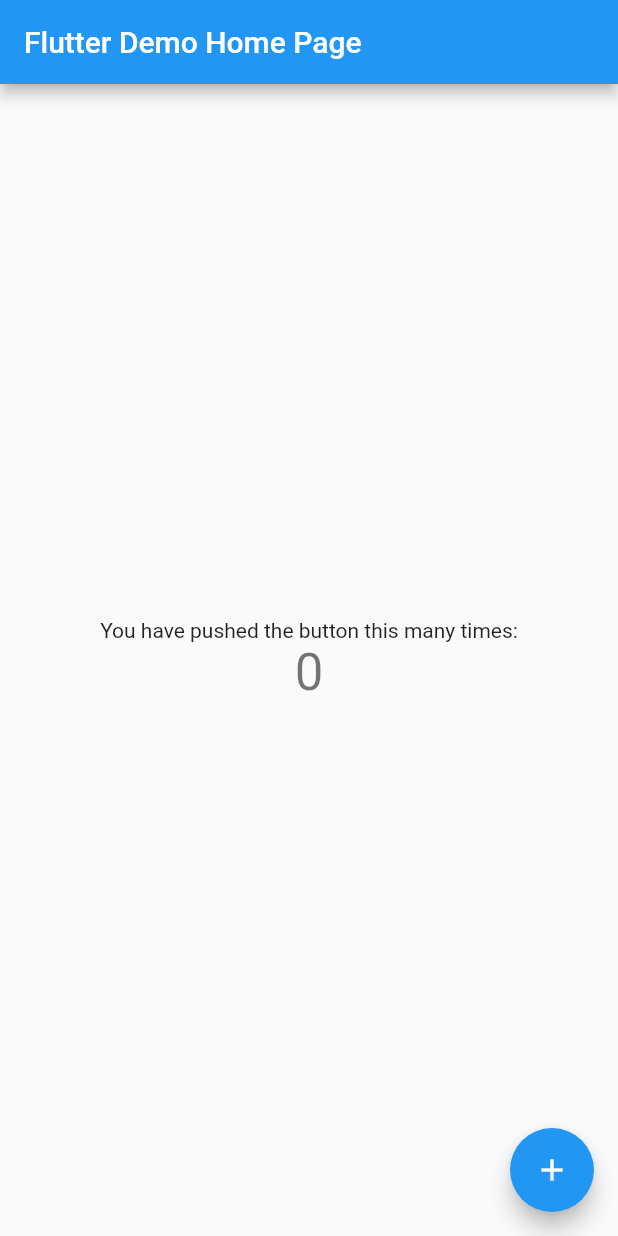
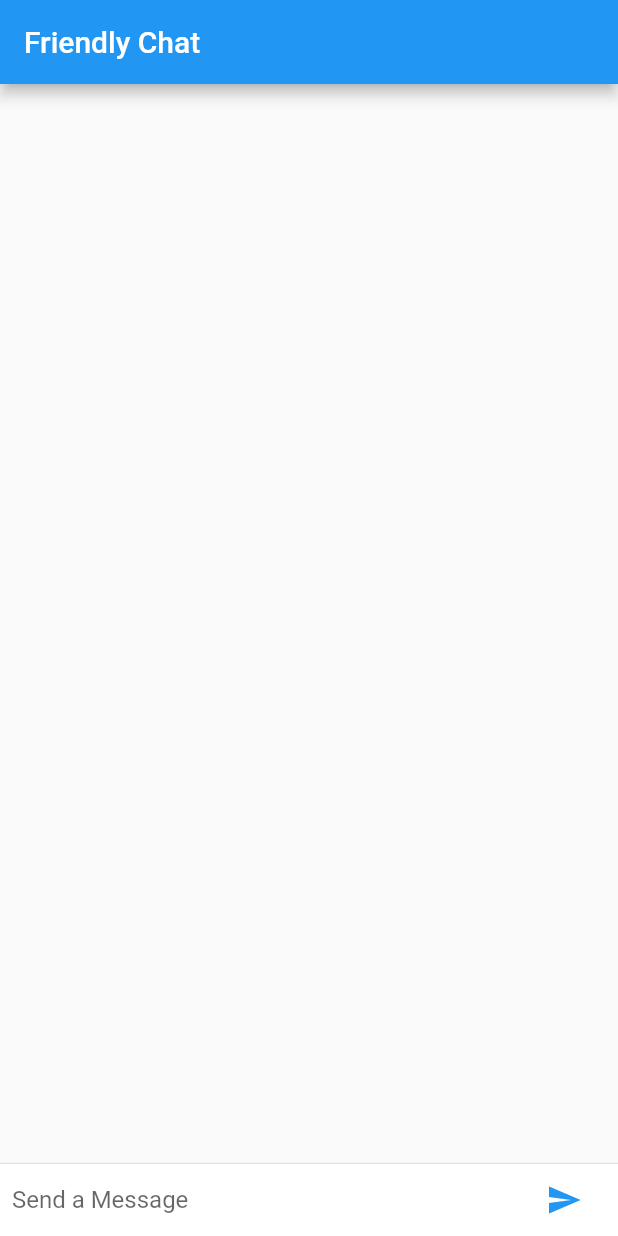
Before and after one commit to dca123/chatAppTutorial, a Flutter app: the screen it shows after launch, on a phone screen of 412 x 824 dp. Run offline on Flutter 3.47's test engine with Material 2 defaults, Android fonts, the phone set to English and light mode, and no system bars.

Commit message:
added animations

```diff
--- a/lib/main.dart
+++ b/lib/main.dart
@@ -1,113 +1,130 @@
 import 'package:flutter/material.dart';
 
-void main() {
-  runApp(MyApp());
+void main() => runApp(FriendlyChatApp());
+String _name = 'Charlie Day';
+
+class FriendlyChatApp extends StatelessWidget {
+  const FriendlyChatApp({
+    Key? key,
+  }) : super(key: key);
+
+  @override
+  Widget build(BuildContext context) {
+    return MaterialApp(title: 'FriendlyChat', home: ChatScreen());
+  }
 }
 
-class MyApp extends StatelessWidget {
-  // This widget is the root of your application.
+class ChatMessage extends StatelessWidget {
+  ChatMessage({required this.text, required this.animationController});
+  final String text;
+  final AnimationController animationController;
   @override
   Widget build(BuildContext context) {
-    return MaterialApp(
-      title: 'Flutter Demo',
-      theme: ThemeData(
-        // This is the theme of your application.
-        //
-        // Try running your application with "flutter run". You'll see the
-        // application has a blue toolbar. Then, without quitting the app, try
-        // changing the primarySwatch below to Colors.green and then invoke
-        // "hot reload" (press "r" in the console where you ran "flutter run",
-        // or simply save your changes to "hot reload" in a Flutter IDE).
-        // Notice that the counter didn't reset back to zero; the application
-        // is not restarted.
-        primarySwatch: Colors.blue,
-      ),
-      home: MyHomePage(title: 'Flutter Demo Home Page'),
+    return SizeTransition(
+      sizeFactor:
+          CurvedAnimation(parent: animationController, curve: Curves.easeInOutBack),
+      axisAlignment: 0.0,
+      child: Container(
+          margin: EdgeInsets.symmetric(vertical: 10.0),
+          child: Row(
+            crossAxisAlignment: CrossAxisAlignment.start,
+            children: [
+              Container(
+                margin: EdgeInsets.only(right: 16.0),
+                child: CircleAvatar(child: Text(_name[0])),
+              ),
+              Column(
+                crossAxisAlignment: CrossAxisAlignment.start,
+                children: [
+                  Text(_name, style: Theme.of(context).textTheme.headline4),
+                  Container(
+                      margin: EdgeInsets.only(top: 5.0), child: Text(text))
+                ],
+              )
+            ],
+          )),
     );
   }
 }
 
-class MyHomePage extends StatefulWidget {
-  MyHomePage({Key key, this.title}) : super(key: key);
-
-  // This widget is the home page of your application. It is stateful, meaning
-  // that it has a State object (defined below) that contains fields that affect
-  // how it looks.
-
-  // This class is the configuration for the state. It holds the values (in this
-  // case the title) provided by the parent (in this case the App widget) and
-  // used by the build method of the State. Fields in a Widget subclass are
-  // always marked "final".
-
-  final String title;
-
+class ChatScreen extends StatefulWidget {
   @override
-  _MyHomePageState createState() => _MyHomePageState();
+  _ChatScreenState createState() => _ChatScreenState();
 }
 
-class _MyHomePageState extends State<MyHomePage> {
-  int _counter = 0;
-
-  void _incrementCounter() {
+class _ChatScreenState extends State<ChatScreen> with TickerProviderStateMixin {
+  final List<ChatMessage> _messages = [];
+  final _textController = TextEditingController();
+  final FocusNode _focusNode = FocusNode();
+  void _handleSubmitted(String text) {
+    _textController.clear();
+    ChatMessage message = ChatMessage(
+        text: text,
+        animationController: AnimationController(
+          duration: const Duration(milliseconds: 700),
+          vsync: this,
+        ));
     setState(() {
-      // This call to setState tells the Flutter framework that something has
-      // changed in this State, which causes it to rerun the build method below
-      // so that the display can reflect the updated values. If we changed
-      // _counter without calling setState(), then the build method would not be
-      // called again, and so nothing would appear to happen.
-      _counter++;
+      _messages.insert(0, message);
     });
+    _focusNode.requestFocus();
+    message.animationController.forward();
+  }
+  @override
+  void dispose(){
+    for (var message in _messages){
+      message.animationController.dispose();
+    }
+    super.dispose();
   }
 
   @override
   Widget build(BuildContext context) {
-    // This method is rerun every time setState is called, for instance as done
-    // by the _incrementCounter method above.
-    //
-    // The Flutter framework has been optimized to make rerunning build methods
-    // fast, so that you can just rebuild anything that needs updating rather
-    // than having to individually change instances of widgets.
     return Scaffold(
-      appBar: AppBar(
-        // Here we take the value from the MyHomePage object that was created by
-        // the App.build method, and use it to set our appbar title.
-        title: Text(widget.title),
-      ),
-      body: Center(
-        // Center is a layout widget. It takes a single child and positions it
-        // in the middle of the parent.
-        child: Column(
-          // Column is also a layout widget. It takes a list of children and
-          // arranges them vertically. By default, it sizes itself to fit its
-          // children horizontally, and tries to be as tall as its parent.
-          //
-          // Invoke "debug painting" (press "p" in the console, choose the
-          // "Toggle Debug Paint" action from the Flutter Inspector in Android
-          // Studio, or the "Toggle Debug Paint" command in Visual Studio Code)
-          // to see the wireframe for each widget.
-          //
-          // Column has various properties to control how it sizes itself and
-          // how it positions its children. Here we use mainAxisAlignment to
-          // center the children vertically; the main axis here is the vertical
-          // axis because Columns are vertical (the cross axis would be
-          // horizontal).
-          mainAxisAlignment: MainAxisAlignment.center,
-          children: <Widget>[
-            Text(
-              'You have pushed the button this many times:',
+        appBar: AppBar(title: Text('Friendly Chat')),
+        body: Column(
+          children: [
+            Flexible(
+              child: ListView.builder(
+                padding: EdgeInsets.all(8.0),
+                reverse: true,
+                itemBuilder: (_, int index) => _messages[index],
+                itemCount: _messages.length,
+              ),
             ),
-            Text(
-              '$_counter',
-              style: Theme.of(context).textTheme.headline4,
+            Divider(height: 1.0),
+            Container(
+                decoration: BoxDecoration(color: Theme.of(context).cardColor),
+                child: _buildTextComposer())
+          ],
+        ));
+  }
+
+  Widget _buildTextComposer() {
+    return IconTheme(
+      data: IconThemeData(color: Theme.of(context).accentColor),
+      child: Container(
+        margin: EdgeInsets.symmetric(horizontal: 8.0),
+        child: Row(
+          children: [
+            Flexible(
+              child: TextField(
+                controller: _textController,
+                onSubmitted: _handleSubmitted,
+                decoration:
+                    InputDecoration.collapsed(hintText: 'Send a Message'),
+                focusNode: _focusNode,
+              ),
             ),
+            Container(
+              margin: EdgeInsets.symmetric(horizontal: 4.0),
+              child: IconButton(
+                  icon: const Icon(Icons.send),
+                  onPressed: () => _handleSubmitted(_textController.text)),
+            )
           ],
         ),
       ),
-      floatingActionButton: FloatingActionButton(
-        onPressed: _incrementCounter,
-        tooltip: 'Increment',
-        child: Icon(Icons.add),
-      ), // This trailing comma makes auto-formatting nicer for build methods.
     );
   }
 }
--- a/pubspec.yaml
+++ b/pubspec.yaml
@@ -18,7 +18,7 @@ publish_to: 'none' # Remove this line if you wish to publish to pub.dev
 version: 1.0.0+1
 
 environment:
-  sdk: ">=2.7.0 <3.0.0"
+  sdk: ">=2.12.0 <3.0.0"
 
 dependencies:
   flutter:
```
